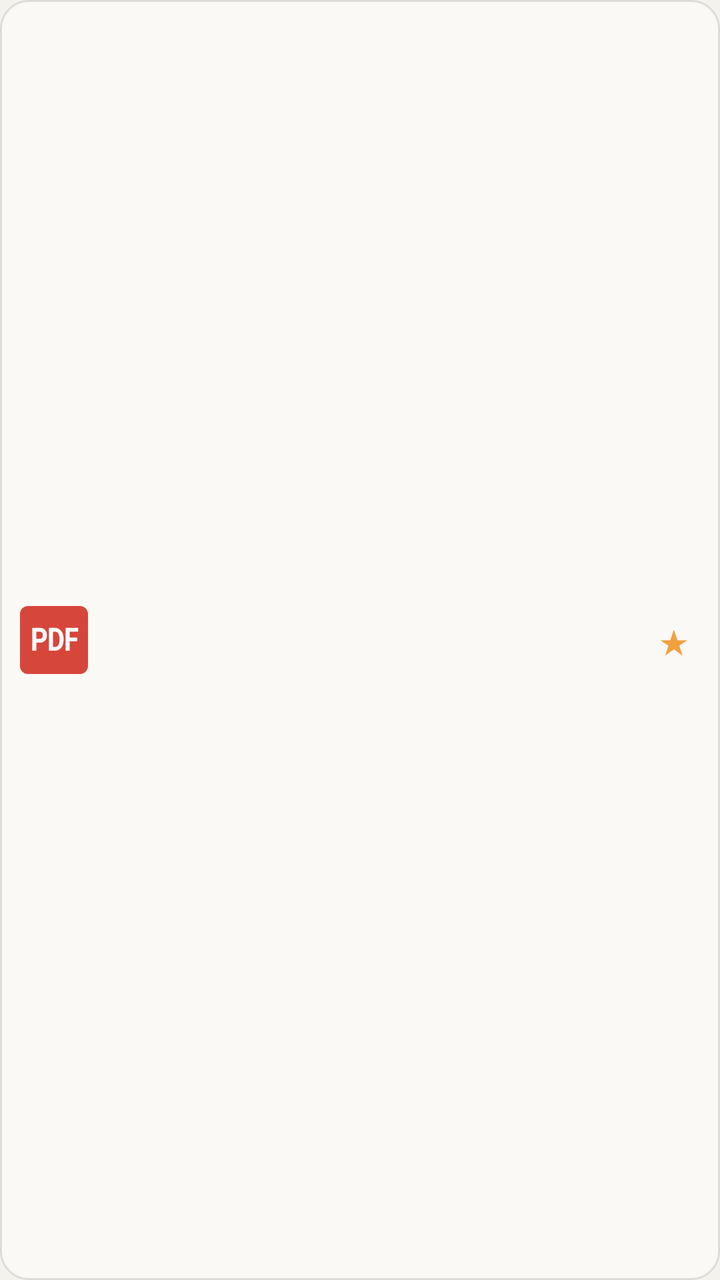
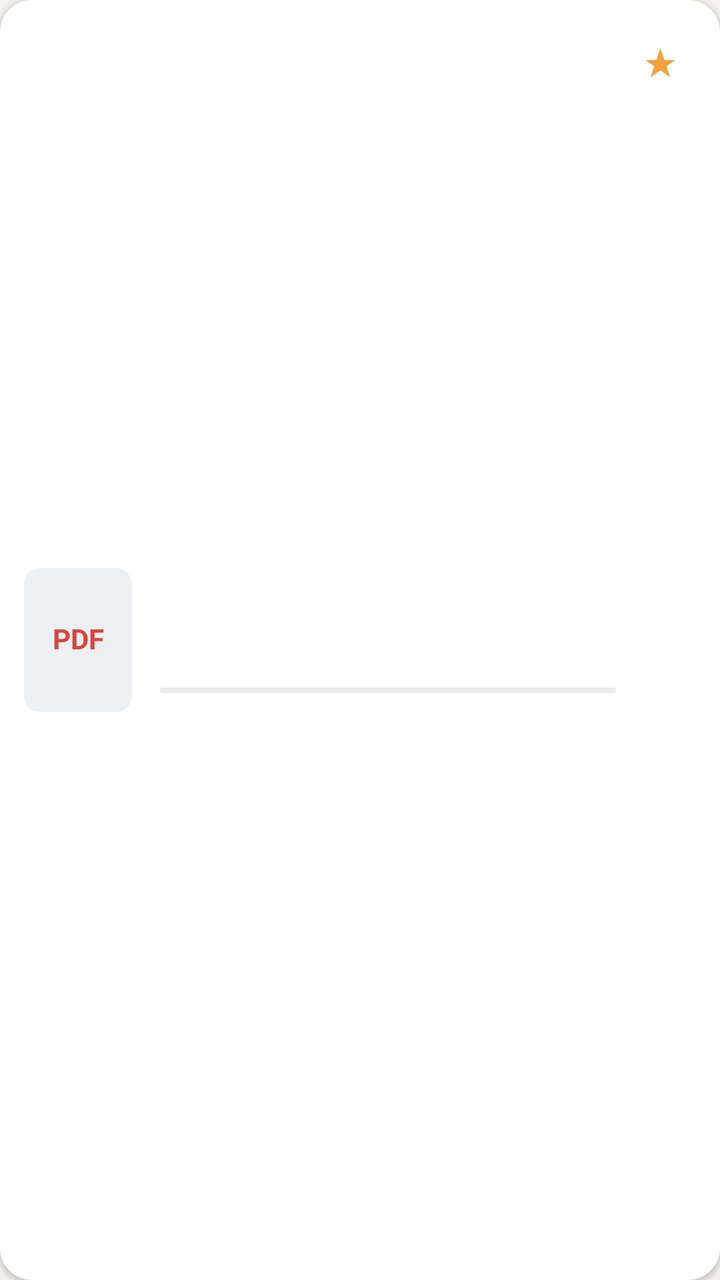

Screens rendered from an Android XML layout before and after an edit, with the pre-edit source and the edit as a unified diff.
<!-- AndroidManifest.xml: application theme AppTheme -->
<!-- res/layout/item_home_card.xml -->
<?xml version="1.0" encoding="utf-8"?>
<LinearLayout xmlns:android="http://schemas.android.com/apk/res/android"
    android:layout_width="match_parent"
    android:layout_height="wrap_content"
    android:background="@drawable/home_card_bg"
    android:gravity="center_vertical"
    android:orientation="horizontal"
    android:layout_marginBottom="8dp"
    android:paddingStart="10dp"
    android:paddingTop="8dp"
    android:paddingEnd="10dp"
    android:paddingBottom="8dp">

    
    <FrameLayout
        android:id="@+id/cardBadgeFrame"
        android:layout_width="34dp"
        android:layout_height="34dp"
        android:background="@drawable/pdf_badge_bg"
        android:importantForAccessibility="no">

        <TextView
            android:id="@+id/cardBadge"
            android:layout_width="match_parent"
            android:layout_height="match_parent"
            android:gravity="center"
            android:includeFontPadding="false"
            android:importantForAccessibility="no"
            android:letterSpacing="-0.03"
            android:scaleX="0.84"
            android:text="PDF"
            android:textColor="#FFFFFFFF"
            android:textSize="16sp"
            android:textStyle="bold" />

    </FrameLayout>

    <LinearLayout
        android:layout_width="0dp"
        android:layout_height="wrap_content"
        android:layout_marginStart="10dp"
        android:layout_weight="1"
        android:orientation="vertical">

        
        <TextView
            android:id="@+id/cardName"
            android:layout_width="match_parent"
            android:layout_height="wrap_content"
            android:maxLines="4"
            android:textColor="@color/icon"
            android:textSize="16sp" />

        <TextView
            android:id="@+id/cardProgress"
            android:layout_width="match_parent"
            android:layout_height="wrap_content"
            android:layout_marginTop="2dp"
            android:singleLine="true"
            android:textColor="@color/page_text"
            android:textSize="12sp" />

    </LinearLayout>

    
    <TextView
        android:id="@+id/cardStar"
        android:layout_width="26dp"
        android:layout_height="26dp"
        android:layout_gravity="center_vertical"
        android:layout_marginStart="4dp"
        android:contentDescription="@string/cd_star"
        android:gravity="center"
        android:includeFontPadding="false"
        android:text="★"
        android:textColor="#FFF2A03D"
        android:textSize="17sp" />

    <View
        android:id="@+id/cardInkDot"
        android:layout_width="8dp"
        android:layout_height="8dp"
        android:layout_gravity="center_vertical"
        android:layout_marginStart="4dp"
        android:background="@drawable/home_dot"
        android:visibility="gone" />

</LinearLayout>
<!-- resources referenced by this layout -->
<resources>
  <color name="icon">#FF3C3F44</color>
  <color name="page_text">#FF8A8D92</color>
  <!-- drawable home_card_bg (drawable) -->
  <?xml version="1.0" encoding="utf-8"?>
  <shape xmlns:android="http://schemas.android.com/apk/res/android"
      android:shape="rectangle">
      <solid android:color="@color/sheet" />
      <stroke android:width="1dp" android:color="#1A000000" />
      <corners android:radius="14dp" />
  </shape>
  <!-- drawable home_dot (drawable) -->
  <?xml version="1.0" encoding="utf-8"?>
  <shape xmlns:android="http://schemas.android.com/apk/res/android"
      android:shape="oval">
      <size android:width="8dp" android:height="8dp" />
      <solid android:color="@color/accent" />
  </shape>
  <!-- drawable pdf_badge_bg (drawable) -->
  <?xml version="1.0" encoding="utf-8"?>
  <shape xmlns:android="http://schemas.android.com/apk/res/android"
      android:shape="rectangle">
      <solid android:color="@color/pdf_badge_red" />
      <corners android:radius="4dp" />
  </shape>
  <string name="cd_star">收藏</string>
  <style name="AppTheme" parent="Theme.AppCompat.Light.NoActionBar">
          <item name="android:windowNoTitle">true</item>
          <item name="android:windowFullscreen">true</item>
          <item name="android:windowActionBar">false</item>
          <item name="android:windowBackground">@color/paper</item>
          <item name="android:statusBarColor">@android:color/transparent</item>
          <item name="android:navigationBarColor">@android:color/transparent</item>
          <item name="android:windowLightStatusBar">true</item>
          <item name="colorAccent">@color/accent</item>
      </style>
  <color name="sheet">#FFFBF9F5</color>
  <color name="accent">#FF2F6FED</color>
  <color name="pdf_badge_red">#FFD7463B</color>
  <color name="paper">#FFF4F2ED</color>
</resources>

<!-- the commit's change to res/layout/item_home_card.xml (unified diff, before → after) -->
@@ -2,21 +2,20 @@
 <LinearLayout xmlns:android="http://schemas.android.com/apk/res/android"
     android:layout_width="match_parent"
     android:layout_height="wrap_content"
+    android:layout_marginBottom="10dp"
     android:background="@drawable/home_card_bg"
+    android:elevation="1.5dp"
     android:gravity="center_vertical"
     android:orientation="horizontal"
-    android:layout_marginBottom="8dp"
-    android:paddingStart="10dp"
-    android:paddingTop="8dp"
-    android:paddingEnd="10dp"
-    android:paddingBottom="8dp">
+    android:padding="12dp">
 
     
     <FrameLayout
         android:id="@+id/cardBadgeFrame"
-        android:layout_width="34dp"
-        android:layout_height="34dp"
-        android:background="@drawable/pdf_badge_bg"
+        android:layout_width="54dp"
+        android:layout_height="72dp"
+        android:background="@drawable/home_cover_bg"
+        android:clipToOutline="true"
         android:importantForAccessibility="no">
 
         <TextView
@@ -26,63 +25,104 @@
             android:gravity="center"
             android:includeFontPadding="false"
             android:importantForAccessibility="no"
-            android:letterSpacing="-0.03"
-            android:scaleX="0.84"
             android:text="PDF"
-            android:textColor="#FFFFFFFF"
-            android:textSize="16sp"
+            android:textColor="@color/pdf_badge_red"
+            android:textSize="14sp"
             android:textStyle="bold" />
+
+        <ImageView
+            android:id="@+id/cardCover"
+            android:layout_width="match_parent"
+            android:layout_height="match_parent"
+            android:importantForAccessibility="no"
+            android:scaleType="centerCrop"
+            android:visibility="gone" />
 
     </FrameLayout>
 
     <LinearLayout
         android:layout_width="0dp"
         android:layout_height="wrap_content"
-        android:layout_marginStart="10dp"
+        android:layout_marginStart="14dp"
         android:layout_weight="1"
         android:orientation="vertical">
 
-        
         <TextView
             android:id="@+id/cardName"
             android:layout_width="match_parent"
             android:layout_height="wrap_content"
-            android:maxLines="4"
+            android:ellipsize="end"
+            android:maxLines="2"
             android:textColor="@color/icon"
-            android:textSize="16sp" />
+            android:textSize="15sp"
+            android:textStyle="bold" />
 
-        <TextView
-            android:id="@+id/cardProgress"
+        <LinearLayout
             android:layout_width="match_parent"
             android:layout_height="wrap_content"
-            android:layout_marginTop="2dp"
-            android:singleLine="true"
-            android:textColor="@color/page_text"
-            android:textSize="12sp" />
+            android:layout_marginTop="4dp"
+            android:gravity="center_vertical"
+            android:orientation="horizontal">
+
+            <TextView
+                android:id="@+id/cardProgress"
+                android:layout_width="wrap_content"
+                android:layout_height="wrap_content"
+                android:ellipsize="end"
+                android:singleLine="true"
+                android:textColor="@color/page_text"
+                android:textSize="12sp" />
+
+            
+            <TextView
+                android:id="@+id/cardInkDot"
+                android:layout_width="wrap_content"
+                android:layout_height="16dp"
+                android:layout_marginStart="8dp"
+                android:background="@drawable/home_tag_bg"
+                android:gravity="center"
+                android:includeFontPadding="false"
+                android:paddingStart="6dp"
+                android:paddingEnd="6dp"
+                android:text="@string/home_tag_ink"
+                android:textColor="@color/accent"
+                android:textSize="10sp"
+                android:visibility="gone" />
+
+        </LinearLayout>
+
+        
+        <LinearLayout
+            android:id="@+id/cardBar"
+            android:layout_width="match_parent"
+            android:layout_height="3dp"
+            android:layout_marginTop="10dp"
+            android:background="@drawable/home_track"
+            android:orientation="horizontal"
+            android:weightSum="1000">
+
+            <View
+                android:id="@+id/cardBarFill"
+                android:layout_width="0dp"
+                android:layout_height="match_parent"
+                android:background="@drawable/home_fill" />
+
+        </LinearLayout>
 
     </LinearLayout>
 
     
     <TextView
         android:id="@+id/cardStar"
-        android:layout_width="26dp"
-        android:layout_height="26dp"
-        android:layout_gravity="center_vertical"
+        android:layout_width="36dp"
+        android:layout_height="36dp"
+        android:layout_gravity="top"
         android:layout_marginStart="4dp"
         android:contentDescription="@string/cd_star"
         android:gravity="center"
         android:includeFontPadding="false"
         android:text="★"
         android:textColor="#FFF2A03D"
-        android:textSize="17sp" />
-
-    <View
-        android:id="@+id/cardInkDot"
-        android:layout_width="8dp"
-        android:layout_height="8dp"
-        android:layout_gravity="center_vertical"
-        android:layout_marginStart="4dp"
-        android:background="@drawable/home_dot"
-        android:visibility="gone" />
+        android:textSize="19sp" />
 
 </LinearLayout>
<!-- resource entries referenced after the edit -->
@@ -6,25 +6,39 @@
   <?xml version="1.0" encoding="utf-8"?>
   <shape xmlns:android="http://schemas.android.com/apk/res/android"
       android:shape="rectangle">
-      <solid android:color="@color/sheet" />
-      <stroke android:width="1dp" android:color="#1A000000" />
-      <corners android:radius="14dp" />
+      <solid android:color="@color/card" />
+      <corners android:radius="16dp" />
   </shape>
-  <!-- drawable home_dot (drawable) -->
-  <?xml version="1.0" encoding="utf-8"?>
-  <shape xmlns:android="http://schemas.android.com/apk/res/android"
-      android:shape="oval">
-      <size android:width="8dp" android:height="8dp" />
-      <solid android:color="@color/accent" />
-  </shape>
-  <!-- drawable pdf_badge_bg (drawable) -->
+  <!-- drawable home_cover_bg (drawable) -->
   <?xml version="1.0" encoding="utf-8"?>
   <shape xmlns:android="http://schemas.android.com/apk/res/android"
       android:shape="rectangle">
-      <solid android:color="@color/pdf_badge_red" />
-      <corners android:radius="4dp" />
+      <solid android:color="@color/cover_bg" />
+      <corners android:radius="8dp" />
+  </shape>
+  <!-- drawable home_fill (drawable) -->
+  <?xml version="1.0" encoding="utf-8"?>
+  <shape xmlns:android="http://schemas.android.com/apk/res/android"
+      android:shape="rectangle">
+      <solid android:color="@color/accent" />
+      <corners android:radius="2dp" />
+  </shape>
+  <!-- drawable home_tag_bg (drawable) -->
+  <?xml version="1.0" encoding="utf-8"?>
+  <shape xmlns:android="http://schemas.android.com/apk/res/android"
+      android:shape="rectangle">
+      <solid android:color="@color/accent_soft" />
+      <corners android:radius="8dp" />
+  </shape>
+  <!-- drawable home_track (drawable) -->
+  <?xml version="1.0" encoding="utf-8"?>
+  <shape xmlns:android="http://schemas.android.com/apk/res/android"
+      android:shape="rectangle">
+      <solid android:color="@color/track" />
+      <corners android:radius="2dp" />
   </shape>
   <string name="cd_star">收藏</string>
+  <string name="home_tag_ink">批注</string>
   <style name="AppTheme" parent="Theme.AppCompat.Light.NoActionBar">
           <item name="android:windowNoTitle">true</item>
           <item name="android:windowFullscreen">true</item>
@@ -35,7 +49,10 @@
           <item name="android:windowLightStatusBar">true</item>
           <item name="colorAccent">@color/accent</item>
       </style>
-  <color name="sheet">#FFFBF9F5</color>
+  <color name="card">#FFFFFFFF</color>
+  <color name="cover_bg">#FFEDEFF3</color>
+  <color name="accent_soft">#1F2F6FED</color>
+  <color name="track">#14000000</color>
   <color name="accent">#FF2F6FED</color>
   <color name="pdf_badge_red">#FFD7463B</color>
   <color name="paper">#FFF4F2ED</color>
